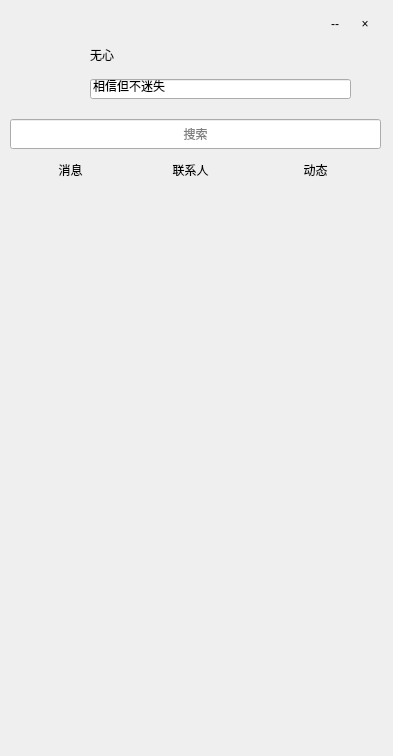
First picture: the form in MyselfQQ/mainwidget.ui, repository NoHearting/MyChat, before the edit.
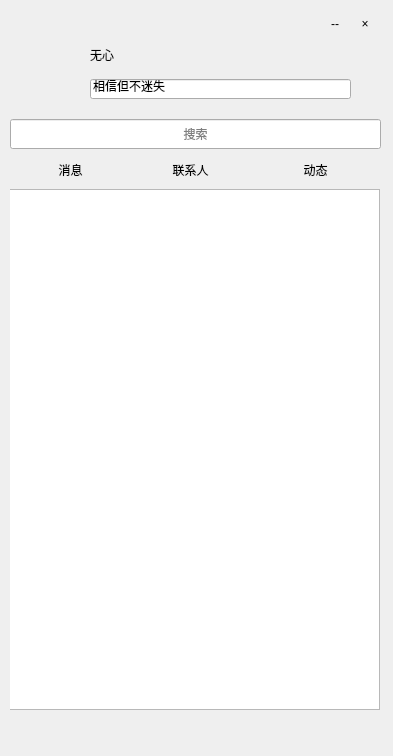
Second picture: the form after the edit. Icons and pictures are not drawn. Custom widgets are drawn as their Qt base class.

```diff
--- a/MyselfQQ/mainwidget.ui
+++ b/MyselfQQ/mainwidget.ui
@@ -311,12 +311,55 @@
       </property>
      </widget>
     </widget>
-    <widget class="QWidget" name="pageFriend"/>
+    <widget class="QWidget" name="pageFriend">
+     <widget class="personList" name="listWidgeMsg">
+      <property name="geometry">
+       <rect>
+        <x>0</x>
+        <y>0</y>
+        <width>371</width>
+        <height>521</height>
+       </rect>
+      </property>
+     </widget>
+     <widget class="QTabWidget" name="tabWidget">
+      <property name="geometry">
+       <rect>
+        <x>0</x>
+        <y>0</y>
+        <width>371</width>
+        <height>521</height>
+       </rect>
+      </property>
+      <property name="currentIndex">
+       <number>0</number>
+      </property>
+      <widget class="QWidget" name="friends">
+       <attribute name="title">
+        <string>好友</string>
+       </attribute>
+      </widget>
+      <widget class="QWidget" name="group">
+       <attribute name="title">
+        <string>群组</string>
+       </attribute>
+      </widget>
+     </widget>
+     <zorder>tabWidget</zorder>
+     <zorder>listWidgeMsg</zorder>
+    </widget>
     <widget class="QWidget" name="pageMore"/>
    </widget>
   </widget>
  </widget>
  <layoutdefault spacing="6" margin="11"/>
+ <customwidgets>
+  <customwidget>
+   <class>personList</class>
+   <extends>QListWidget</extends>
+   <header location="global">personlist.h</header>
+  </customwidget>
+ </customwidgets>
  <resources>
   <include location="image.qrc"/>
  </resources>
```
